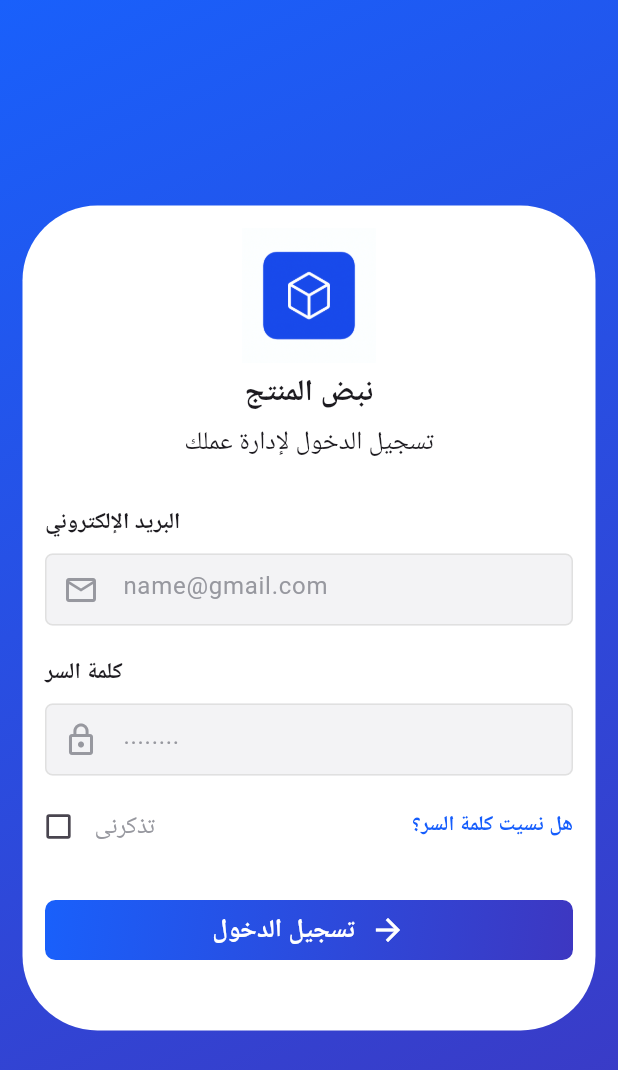
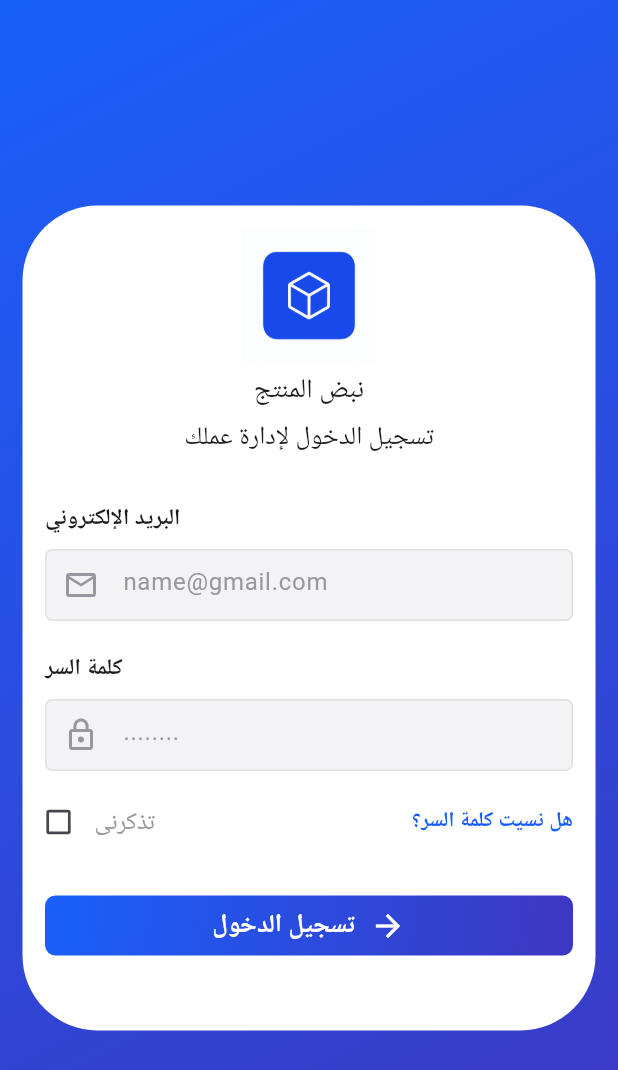
Before and after one commit to MohamedYasserAboseda/Product-pulse, a Flutter app: the screen it shows after launch, on a phone screen of 412 x 824 dp. Shown: the top 1070 px of the screen. Run offline on Flutter 3.47's test engine with Material 3 defaults, Android fonts, the phone set to English and light mode, and no system bars; drawn by our look-alikes of auto_size_text, flutter_animate; our stand-ins replace animated_splash_screen, google_fonts, image_picker, lottie, supabase_flutter; accounts and stored records are empty.

Commit message:
update login screen and fix bugs

```diff
--- a/lib/screens/login.dart
+++ b/lib/screens/login.dart
@@ -1,9 +1,12 @@
+import 'package:auto_size_text/auto_size_text.dart';
 import 'package:flutter/material.dart';
+import 'package:google_fonts/google_fonts.dart';
 import 'package:supabase_flutter/supabase_flutter.dart';
 import 'package:software_system/screens/all_prodect.dart';
 import 'package:software_system/screens/forget_password.dart';
 import 'package:software_system/widgets/animation_logo.dart';
 import 'package:software_system/widgets/custom_text_filed.dart';
+import 'package:flutter_animate/flutter_animate.dart';
 
 class Login_screen extends StatefulWidget {
   const Login_screen({super.key});
@@ -18,14 +21,15 @@ class _Login_screenState extends State<Login_screen> {
   bool rememberMe = false;
   bool isloaded = false;
 
-
   Future<void> _handleLogin() async {
     final supabase = Supabase.instance.client;
 
     if (email.text.isEmpty || password.text.isEmpty) {
       ScaffoldMessenger.of(context).showSnackBar(
         const SnackBar(
-          content: Center(child: Text('من فضلك أدخل البريد الإلكتروني وكلمة السر')),
+          content: Center(
+            child: Text('من فضلك أدخل البريد الإلكتروني وكلمة السر'),
+          ),
           backgroundColor: Colors.blueGrey,
           behavior: SnackBarBehavior.floating,
         ),
@@ -51,7 +55,6 @@ class _Login_screenState extends State<Login_screen> {
             behavior: SnackBarBehavior.floating,
           ),
         );
-
 
         Navigator.pushReplacement(
           context,
@@ -106,15 +109,26 @@ class _Login_screenState extends State<Login_screen> {
                 child: Column(
                   children: [
                     const SizedBox(height: 10),
-                    const AnimatedLogo(imagePath: "assets/Images/smart_inventory.png"),
-                    const Text(
-                      "نبض المنتج",
-                      style: TextStyle(fontSize: 20, fontWeight: FontWeight.w600),
+                    const AnimatedLogo(
+                      imagePath: "assets/Images/smart_inventory.png",
                     ),
+                    AutoSizeText(
+                          "نبض المنتج",
+                          style: GoogleFonts.aBeeZee(fontSize: 18),
+                        )
+                        .animate(
+                          onPlay: (controller) => controller.repeat(),
+                        ) // تكرار دائم
+                        .fadeIn(duration: 500.ms)
+                        .then()
+                        .fadeOut(duration: 500.ms),
                     const SizedBox(height: 5),
                     const Text(
                       "تسجيل الدخول لإدارة عملك",
-                      style: TextStyle(fontSize: 17, fontWeight: FontWeight.w400),
+                      style: TextStyle(
+                        fontSize: 17,
+                        fontWeight: FontWeight.w400,
+                      ),
                     ),
                     const SizedBox(height: 30),
 
@@ -125,7 +139,10 @@ class _Login_screenState extends State<Login_screen> {
                         padding: EdgeInsets.only(left: 15),
                         child: Text(
                           "البريد الإلكتروني",
-                          style: TextStyle(fontSize: 15, fontWeight: FontWeight.w600),
+                          style: TextStyle(
+                            fontSize: 15,
+                            fontWeight: FontWeight.w600,
+                          ),
                         ),
                       ),
                     ),
@@ -144,7 +161,10 @@ class _Login_screenState extends State<Login_screen> {
                         padding: EdgeInsets.only(left: 15),
                         child: Text(
                           "كلمة السر",
-                          style: TextStyle(fontSize: 15, fontWeight: FontWeight.w600),
+                          style: TextStyle(
+                            fontSize: 15,
+                            fontWeight: FontWeight.w600,
+                          ),
                         ),
                       ),
                     ),
@@ -182,7 +202,9 @@ class _Login_screenState extends State<Login_screen> {
                           onTap: () {
                             Navigator.push(
                               context,
-                              MaterialPageRoute(builder: (context) =>  ForgetPassword()),
+                              MaterialPageRoute(
+                                builder: (context) => ForgetPassword(),
+                              ),
                             );
                           },
                           child: const Text(
@@ -218,7 +240,9 @@ class _Login_screenState extends State<Login_screen> {
                           height: 40,
                           child: Center(
                             child: isloaded
-                                ? const CircularProgressIndicator(color: Colors.white)
+                                ? const CircularProgressIndicator(
+                                    color: Colors.white,
+                                  )
                                 : const Row(
                                     mainAxisAlignment: MainAxisAlignment.center,
                                     children: [
@@ -231,7 +255,10 @@ class _Login_screenState extends State<Login_screen> {
                                         ),
                                       ),
                                       SizedBox(width: 5),
-                                      Icon(Icons.arrow_forward, color: Colors.white),
+                                      Icon(
+                                        Icons.arrow_forward,
+                                        color: Colors.white,
+                                      ),
                                     ],
                                   ),
                           ),
--- a/pubspec.yaml
+++ b/pubspec.yaml
@@ -39,6 +39,9 @@ dependencies:
   page_transition: ^2.2.1
   supabase_flutter: ^2.10.3
   image_picker:
+  google_fonts: ^6.3.2
+  auto_size_text: ^3.0.0
+  flutter_animate: ^4.5.2
 
 dev_dependencies:
   flutter_test:
```
Also changed, not shown: pubspec.lock.
